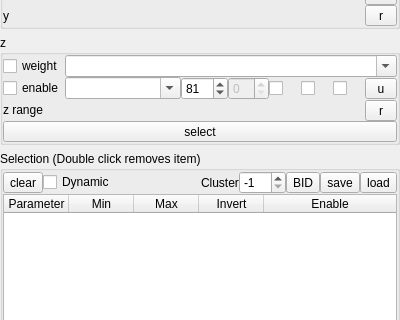
Above: ndxplorer/plot_control.ui from Fluorescence-Tools/ndxplorer before the change; both pictures show x 0 to 400 and y 82 to 402 of the 400 by 500 pixel window. Below: the same form after it.
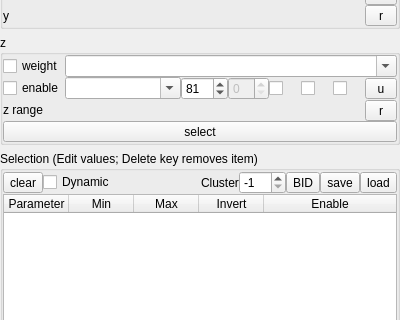
That is the form after the change.

Commit message: Enhance selection table editing: allow inline edits for numeric bounds and names, add delete functionality, and improve user prompts for napari installation.

```diff
--- a/ndxplorer/plot_control.ui
+++ b/ndxplorer/plot_control.ui
@@ -695,7 +695,7 @@
       </size>
      </property>
      <property name="title">
-      <string>Selection (Double click removes item)</string>
+      <string>Selection (Edit values; Delete key removes item)</string>
      </property>
      <layout class="QVBoxLayout" name="verticalLayout">
       <property name="spacing">
```
The commit also changes 2 other files.
